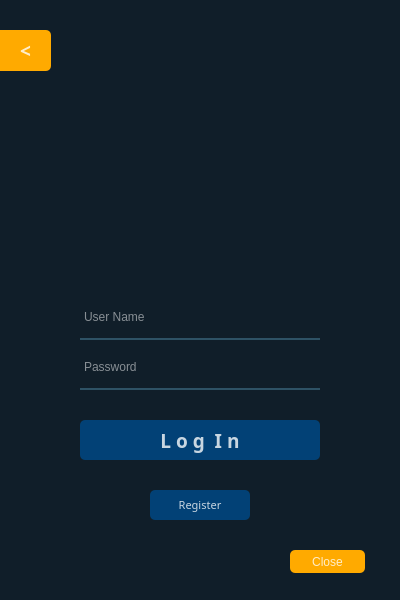
Old version of the form ui/login.ui in the repository cach007/face_findeer.
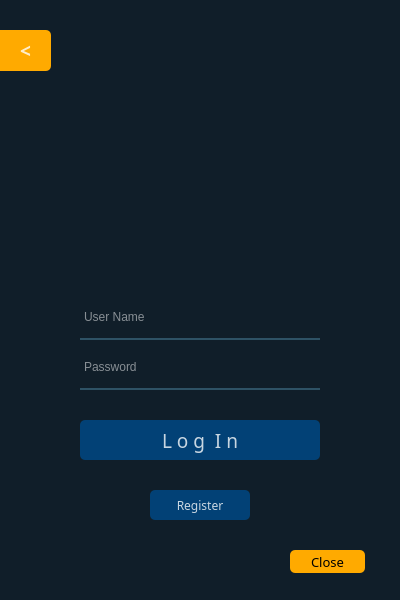
New version of the form. Icons and pictures are not drawn.

The edit to the form file:
```diff
--- a/ui/login.ui
+++ b/ui/login.ui
@@ -91,10 +91,10 @@
     </property>
     <property name="font">
      <font>
-      <family>Agency FB</family>
+      <family>Arial Rounded MT Bold</family>
       <pointsize>14</pointsize>
-      <weight>75</weight>
-      <bold>true</bold>
+      <weight>50</weight>
+      <bold>false</bold>
      </font>
     </property>
     <property name="styleSheet">
@@ -130,7 +130,7 @@
     <property name="font">
      <font>
       <family>Arial Rounded MT Bold</family>
-      <pointsize>8</pointsize>
+      <pointsize>9</pointsize>
       <weight>50</weight>
       <bold>false</bold>
      </font>
@@ -165,10 +165,16 @@
       <height>23</height>
      </rect>
     </property>
+    <property name="font">
+     <font>
+      <family>Arial Rounded MT Bold</family>
+      <pointsize>10</pointsize>
+     </font>
+    </property>
     <property name="styleSheet">
      <string notr="true">QPushButton#pushButton_3{
 background-color:rgb(255, 170, 0);
-color:rgba(255, 255, 255, 200);
+	color: rgb(0, 0, 0);
 border-radius:5px;
 }
 QPushButton#pushButton_3:pressed{
```
